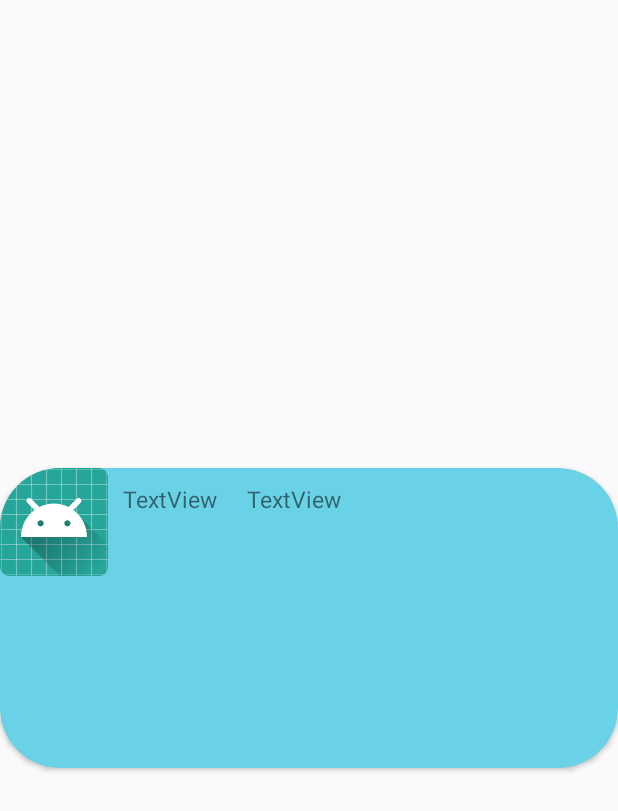
After one commit to Pulpoensalsa/AndroidProjects, an Android app: the layout fila_lista_principal.xml on its own in the app's theme, with its tools: preview values and no code run, on a phone screen of 412 x 824 dp. The commit adds this screen. Shown: the top 811 px of the screen. Run offline under Robolectric (Android 15) with nearby library versions, the phone set to English and light mode, and no system bars.

Commit message:
Trabajando con RecyclerView
Trabajando con RecyclerView

```diff
--- a/PrimerosPasos/app/build.gradle
+++ b/PrimerosPasos/app/build.gradle
@@ -25,4 +25,8 @@ dependencies {
     testImplementation 'junit:junit:4.12'
     androidTestImplementation 'com.android.support.test:runner:1.0.1'
     androidTestImplementation 'com.android.support.test.espresso:espresso-core:3.0.1'
+
+    compile 'com.android.support:recyclerview-v7:26.1.0'
+    compile 'com.android.support:cardview-v7:26.1.0'
+
 }
--- a/PrimerosPasos/app/src/main/AndroidManifest.xml
+++ b/PrimerosPasos/app/src/main/AndroidManifest.xml
@@ -10,13 +10,14 @@
         android:supportsRtl="true"
         android:theme="@style/AppTheme">
         <activity android:name=".ActivityLogin">
+
+        </activity>
+        <activity android:name=".MainActivity">
             <intent-filter>
                 <action android:name="android.intent.action.MAIN" />
-
                 <category android:name="android.intent.category.LAUNCHER" />
             </intent-filter>
         </activity>
-        <activity android:name=".MainActivity"></activity>
     </application>
 
 </manifest>
--- /dev/null
+++ b/PrimerosPasos/app/src/main/res/layout/fila_lista_principal.xml
@@ -0,0 +1,46 @@
+<?xml version="1.0" encoding="utf-8"?>
+    <android.support.v7.widget.CardView
+        xmlns:card_view="http://schemas.android.com/apk/res-auto"
+        xmlns:android="http://schemas.android.com/apk/res/android"
+        android:id="@+id/card_view"
+        android:layout_gravity="center"
+        android:layout_width="match_parent"
+        android:layout_height="200dp"
+        card_view:cardCornerRadius="40dp"
+        card_view:cardBackgroundColor="@color/azulitoPastel">
+
+    <LinearLayout
+        android:layout_width="match_parent"
+        android:layout_height="wrap_content"
+        android:orientation="horizontal">
+
+            <ImageView
+                android:layout_width="wrap_content"
+                android:layout_height="wrap_content"
+                android:src="@mipmap/ic_launcher"/>
+
+            <TextView
+                android:id="@+id/textUserName"
+                android:text="TextView"
+                android:layout_width="wrap_content"
+                android:layout_height="wrap_content"
+                android:layout_alignParentTop="true"
+                android:layout_alignParentLeft="true"
+                android:layout_alignParentStart="true"
+                android:layout_margin="10dp"
+                android:textSize="15sp" />
+
+            <TextView
+                android:id="@+id/textUserSurname"
+                android:text="TextView"
+                android:layout_width="wrap_content"
+                android:layout_height="wrap_content"
+                android:layout_alignParentTop="true"
+                android:layout_alignParentLeft="true"
+                android:layout_alignParentStart="true"
+                android:layout_margin="10dp"
+                android:textSize="15sp" />
+
+    </LinearLayout>
+
+</android.support.v7.widget.CardView>
--- a/PrimerosPasos/app/src/main/res/values/colors.xml
+++ b/PrimerosPasos/app/src/main/res/values/colors.xml
@@ -3,4 +3,5 @@
     <color name="colorPrimary">#3F51B5</color>
     <color name="colorPrimaryDark">#303F9F</color>
     <color name="colorAccent">#FF4081</color>
+    <color name="azulitoPastel">#69D2E7</color>
 </resources>
```
Also changed, not shown: PrimerosPasos/app/src/main/java/com/tragaperras/primerospasos/Adaptadores/MyAdapter.java (added, +61 -0 lines), PrimerosPasos/app/src/main/java/com/tragaperras/primerospasos/Adaptadores/UserModel.java (added, +19 -0 lines), PrimerosPasos/app/src/main/java/com/tragaperras/primerospasos/MainActivity.java (+51 -0 lines), PrimerosPasos/app/src/main/res/layout/activity_main.xml (+14 -4 lines).
